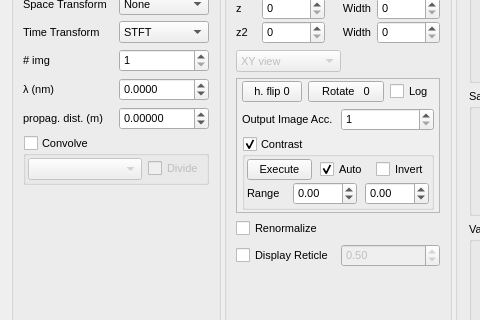
This is Holovibes/mainwindow.ui in DigitalHolography/Holovibes as Qt 5 draws it before an edit; both pictures show x 0 to 480 and y 189 to 509 of the 1210 by 796 pixel window. The edited form follows.
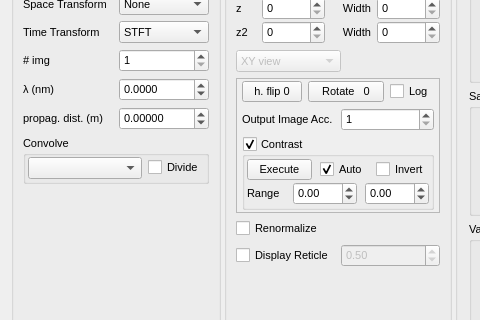
This is the edited form. Custom widgets are drawn as their Qt base class.

Diff of the .ui file:
```diff
--- a/Holovibes/mainwindow.ui
+++ b/Holovibes/mainwindow.ui
@@ -520,12 +520,6 @@
            <property name="title">
             <string>Convolve</string>
            </property>
-           <property name="checkable">
-            <bool>true</bool>
-           </property>
-           <property name="checked">
-            <bool>false</bool>
-           </property>
            <layout class="QGridLayout" name="gridLayout_8">
             <property name="leftMargin">
              <number>2</number>
```
Left out of the diff: 17 changed lines with no effect on the pictures.
